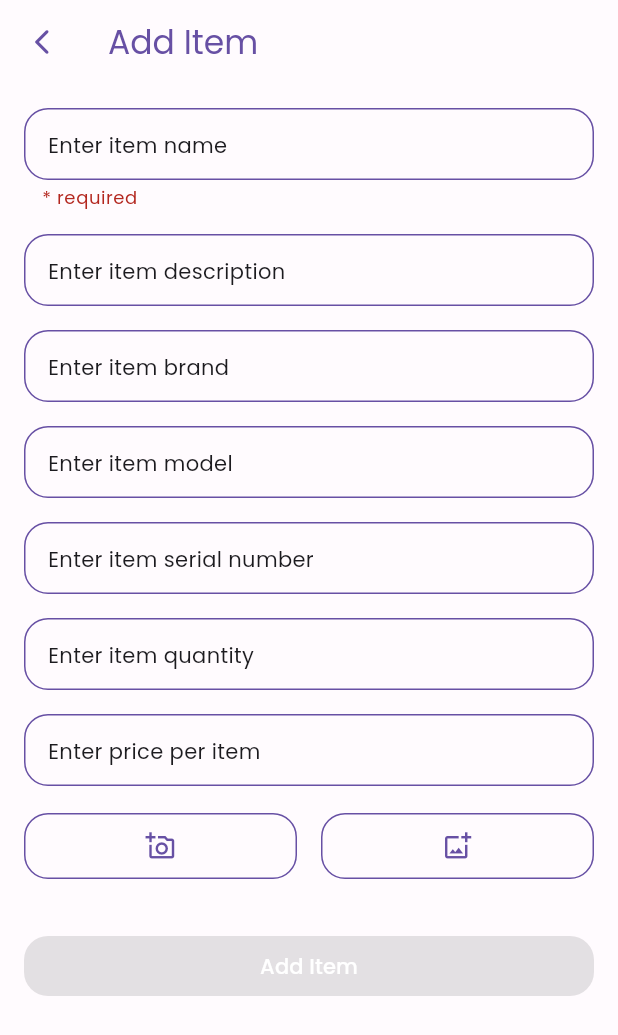
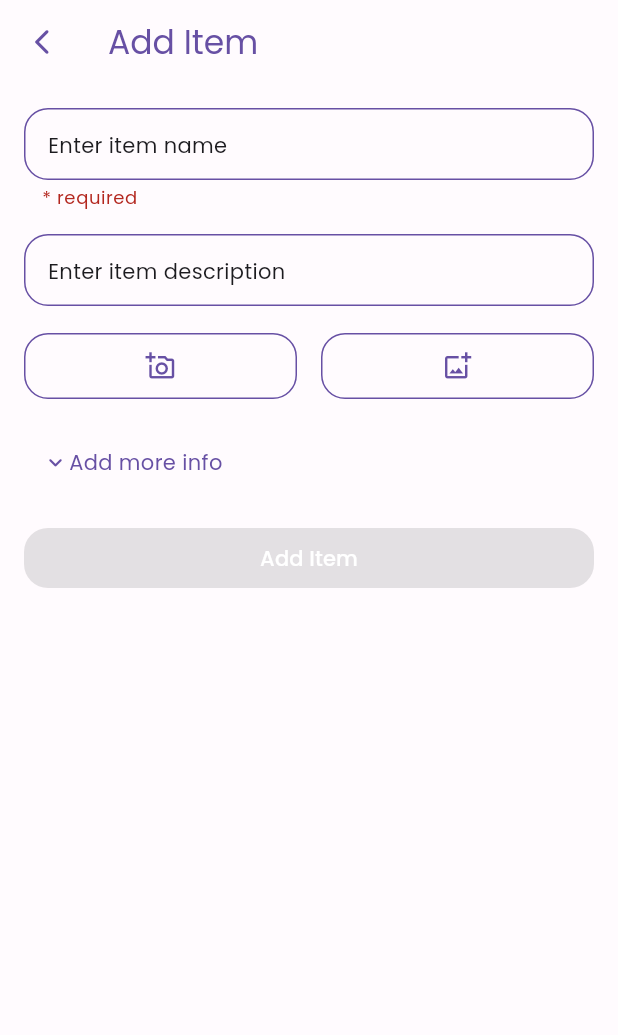
Before and after one commit to droy312/StuffScout, a Flutter app: the AddItemPage screen opened directly with empty values, on a phone screen of 412 x 824 dp. Shown: the top 1035 px of the screen. Run offline on Flutter 3.47's test engine with Material 2 defaults, Android fonts, the phone set to English and light mode, and no system bars; our stand-ins replace bloc, dartz, flutter_bloc, flutter_spinkit, get_it, google_fonts and 3 more; accounts and stored records are empty.

Commit message:
feat: Added add more info functionality in add_item_page.dart

```diff
--- a/lib/core/pages/add_item_page.dart
+++ b/lib/core/pages/add_item_page.dart
@@ -57,6 +57,8 @@ class _AddItemPageState extends State<AddItemPage> {
   late final IdService _idService;
 
   late final AddItemCubit _addItemCubit;
+
+  bool _addMoreInfo = false;
 
   @override
   void initState() {
@@ -165,48 +167,6 @@ class _AddItemPageState extends State<AddItemPage> {
                       ),
                       const SizedBox(height: 16),
 
-                      // Brand text field
-                      InputTextField(
-                        controller: _brandController,
-                        context: context,
-                        hintText: 'Enter item brand',
-                      ),
-                      const SizedBox(height: 16),
-
-                      // Model text field
-                      InputTextField(
-                        controller: _modelController,
-                        context: context,
-                        hintText: 'Enter item model',
-                      ),
-                      const SizedBox(height: 16),
-
-                      // Serial number text field
-                      InputTextField(
-                        controller: _serialNumberController,
-                        context: context,
-                        hintText: 'Enter item serial number',
-                      ),
-                      const SizedBox(height: 16),
-
-                      // Quantity text field
-                      InputTextField(
-                        controller: _quantityController,
-                        context: context,
-                        keyboardType: TextInputType.number,
-                        hintText: 'Enter item quantity',
-                      ),
-                      const SizedBox(height: 16),
-
-                      // Price per item text field
-                      InputTextField(
-                        controller: _pricePerItemController,
-                        context: context,
-                        keyboardType: TextInputType.number,
-                        hintText: 'Enter price per item',
-                      ),
-                      const SizedBox(height: 16),
-
                       // Image display
                       BlocBuilder<AddItemCubit, AddItemState>(
                         builder: (context, state) {
@@ -294,7 +254,107 @@ class _AddItemPageState extends State<AddItemPage> {
                           ),
                         ],
                       ),
-                      const SizedBox(height: 32),
+                      const SizedBox(height: 16),
+
+                      if (_addMoreInfo) ...[
+                        // Brand text field
+                        InputTextField(
+                          controller: _brandController,
+                          context: context,
+                          hintText: 'Enter item brand',
+                        ),
+                        const SizedBox(height: 16),
+
+                        // Model text field
+                        InputTextField(
+                          controller: _modelController,
+                          context: context,
+                          hintText: 'Enter item model',
+                        ),
+                        const SizedBox(height: 16),
+
+                        // Serial number text field
+                        InputTextField(
+                          controller: _serialNumberController,
+                          context: context,
+                          hintText: 'Enter item serial number',
+                        ),
+                        const SizedBox(height: 16),
+
+                        // Quantity text field
+                        InputTextField(
+                          controller: _quantityController,
+                          context: context,
+                          keyboardType: TextInputType.number,
+                          hintText: 'Enter item quantity',
+                        ),
+                        const SizedBox(height: 16),
+
+                        // Price per item text field
+                        InputTextField(
+                          controller: _pricePerItemController,
+                          context: context,
+                          keyboardType: TextInputType.number,
+                          hintText: 'Enter price per item',
+                        ),
+                        const SizedBox(height: 16),
+
+                        TextButton(
+                          onPressed: () {
+                            setState(() {
+                              _addMoreInfo = false;
+                            });
+                          },
+                          child: Row(
+                            children: [
+                              Icon(
+                                Icons.keyboard_arrow_up_rounded,
+                                color: Theme.of(context).colorScheme.primary,
+                              ),
+                              Text(
+                                'Add less info',
+                                style: Theme.of(context)
+                                    .textTheme
+                                    .bodyMedium!
+                                    .copyWith(
+                                        color: Theme.of(context)
+                                            .colorScheme
+                                            .primary),
+                              ),
+                            ],
+                          ),
+                        ),
+                        const SizedBox(height: 16),
+                      ],
+
+                      if (!_addMoreInfo) ...[
+                        TextButton(
+                          onPressed: () {
+                            setState(() {
+                              _addMoreInfo = true;
+                            });
+                          },
+                          child: Row(
+                            children: [
+                              Icon(
+                                Icons.keyboard_arrow_down_rounded,
+                                color: Theme.of(context).colorScheme.primary,
+                              ),
+                              Text(
+                                'Add more info',
+                                style: Theme.of(context)
+                                    .textTheme
+                                    .bodyMedium!
+                                    .copyWith(
+                                        color: Theme.of(context)
+                                            .colorScheme
+                                            .primary),
+                              ),
+                            ],
+                          ),
+                        ),
+                        const SizedBox(height: 16),
+                      ],
 
                       // Add house elevated button
                       CustomElevatedButton(
@@ -315,25 +375,28 @@ class _AddItemPageState extends State<AddItemPage> {
                                       _descriptionController.text.isNotEmpty
                                           ? _descriptionController.text
                                           : null,
-                                  brand: _brandController.text.isNotEmpty
+                                  brand: (_addMoreInfo &&
+                                          _brandController.text.isNotEmpty)
                                       ? _brandController.text
                                       : null,
-                                  model: _modelController.text.isNotEmpty
+                                  model: (_addMoreInfo &&
+                                          _modelController.text.isNotEmpty)
                                       ? _modelController.text
                                       : null,
-                                  serialNumber:
-                                      _serialNumberController.text.isNotEmpty
-                                          ? _serialNumberController.text
-                                          : null,
-                                  quantity: quantity,
-                                  pricePerItem: pricePerItem,
+                                  serialNumber: (_addMoreInfo &&
+                                          _serialNumberController
+                                              .text.isNotEmpty)
+                                      ? _serialNumberController.text
+                                      : null,
+                                  quantity: _addMoreInfo ? quantity : null,
+                                  pricePerItem: _addMoreInfo ? pricePerItem : null,
                                   locationModel: widget
                                       .addItemPageArguments.itemLocationModel,
                                   imageUrl: state.imageUrl,
                                 );
-                                _addItemCubit.addItem(
-                                    widget.addItemPageArguments
-                                        .onItemPressed(itemModel));
+                                _addItemCubit.addItem(widget
+                                    .addItemPageArguments
+                                    .onItemPressed(itemModel));
                               }
                             : null,
                         child: Center(
```
